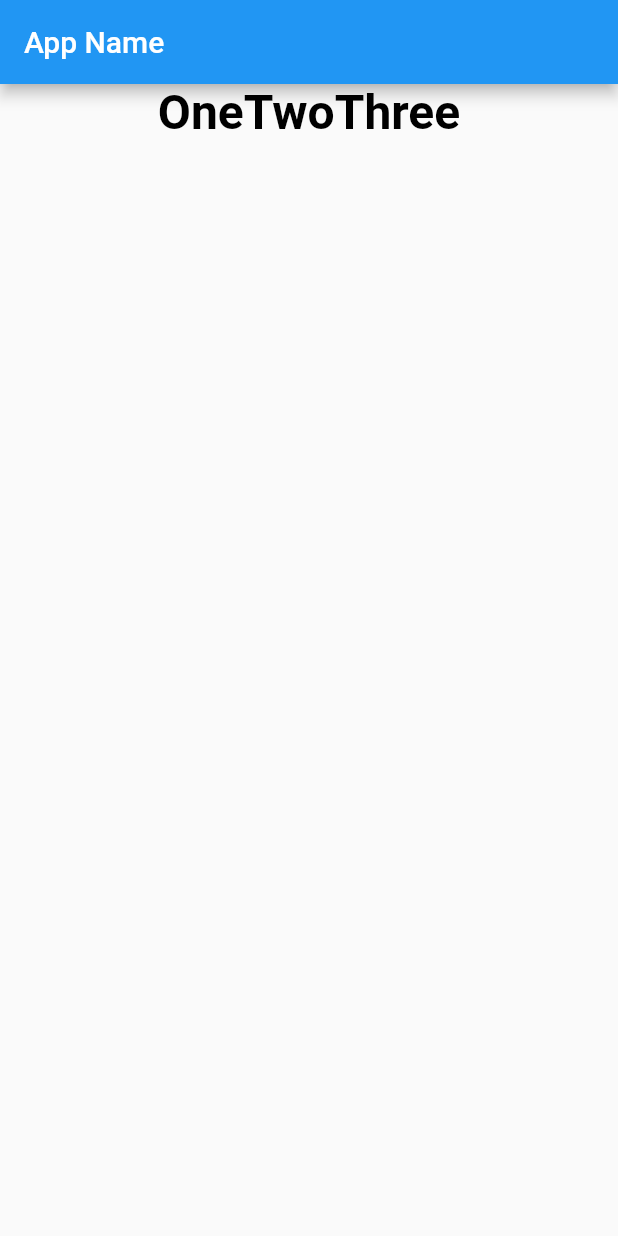
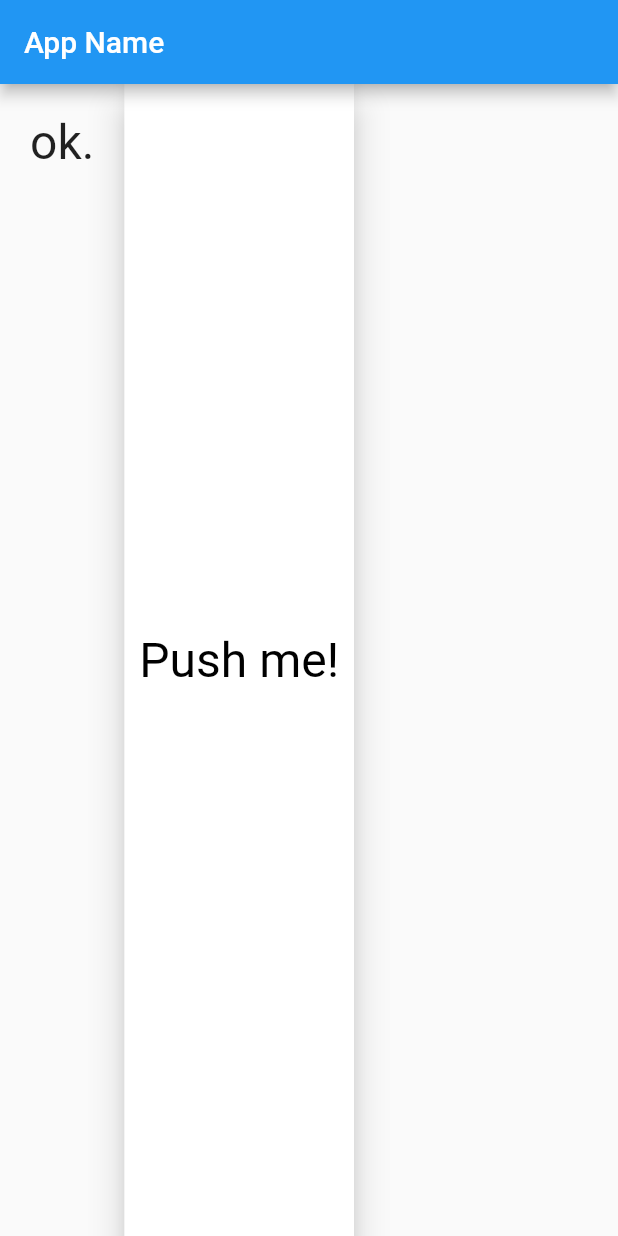
Before and after one commit to uni51/flutter_tsuyano_app_01, a Flutter app: the screen it shows after launch, on a phone screen of 412 x 824 dp. Run offline on Flutter 3.47's test engine with Material 2 defaults, Android fonts, the phone set to English and light mode, and no system bars.

Commit message:
3-1. ボタン・ウィジェット

```diff
--- a/lib/main.dart
+++ b/lib/main.dart
@@ -27,6 +27,10 @@
 }
 
 class _MyHomePageState extends State<MyHomePage> {
+  static var _message = 'ok.';
+  static var _janken = <String>['グー', 'チョキ', 'パー'];
+
+
   @override
   Widget build(BuildContext context) {
     return Scaffold(
@@ -35,33 +39,42 @@
       ),
       body:
       Row(
-          mainAxisAlignment: MainAxisAlignment.center,
+          mainAxisAlignment: MainAxisAlignment.start,
           mainAxisSize: MainAxisSize.max,
-          crossAxisAlignment: CrossAxisAlignment.center,
-          children: const <Widget>[
-            Text(
-              "One",
-              style: TextStyle(fontSize:32.0,
-                  color: Color(0xff000000),
-                  fontWeight: FontWeight.w700,
-                  fontFamily: "Roboto"),
+          crossAxisAlignment: CrossAxisAlignment.stretch,
+          children: <Widget>[
+            Padding(
+              padding: EdgeInsets.all(20.0),
+              child: Text(
+                _message,
+                style: const TextStyle(
+                    fontSize: 32.0,
+                    fontWeight: FontWeight.w400,
+                    fontFamily: "Roboto"),
+              ),
             ),
-            Text(
-              "Two",
-              style: TextStyle(fontSize:32.0,
-                  color: Color(0xff000000),
-                  fontWeight: FontWeight.w700,
-                  fontFamily: "Roboto"),
+            RawMaterialButton(
+                fillColor: Colors.white,
+                elevation: 10.0,
+                padding: EdgeInsets.all(10.0),
+                onPressed: buttonPressed,
+                child: const Text(
+                  "Push me!",
+                  style: TextStyle(fontSize:32.0,
+                      color: Color(0xff000000),
+                      fontWeight: FontWeight.w400,
+                      fontFamily: "Roboto"),
+                )
             ),
-            Text(
-              "Three",
-              style: TextStyle(fontSize:32.0,
-                  color: Color(0xff000000),
-                  fontWeight: FontWeight.w700,
-                  fontFamily: "Roboto"),
-            )
+
           ]
       ),
     );
   }
+
+  void buttonPressed() {
+    setState(() {
+      _message = (_janken..shuffle()).first;
+    });
+  }
 }
```
